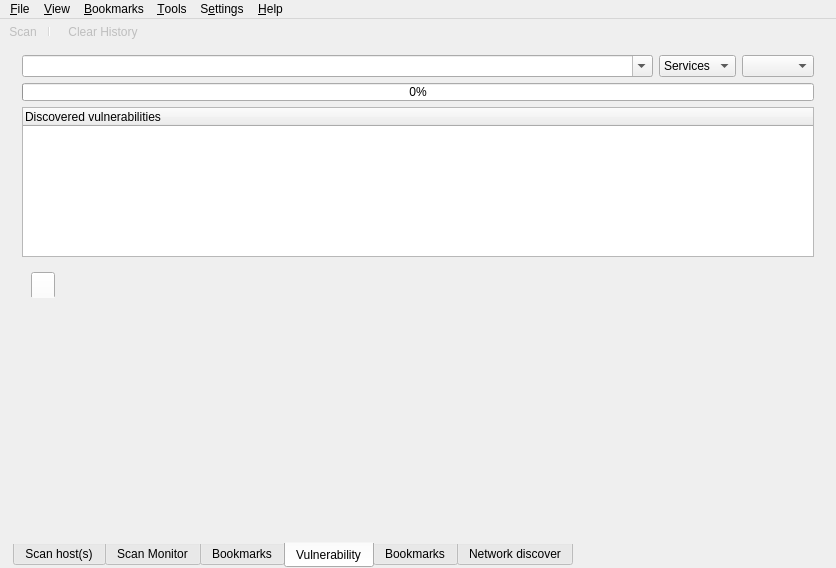
The window that src/app/mainwindow.ui (nmapsi4/nmapsi4) describes before a commit, drawn with Qt 5.
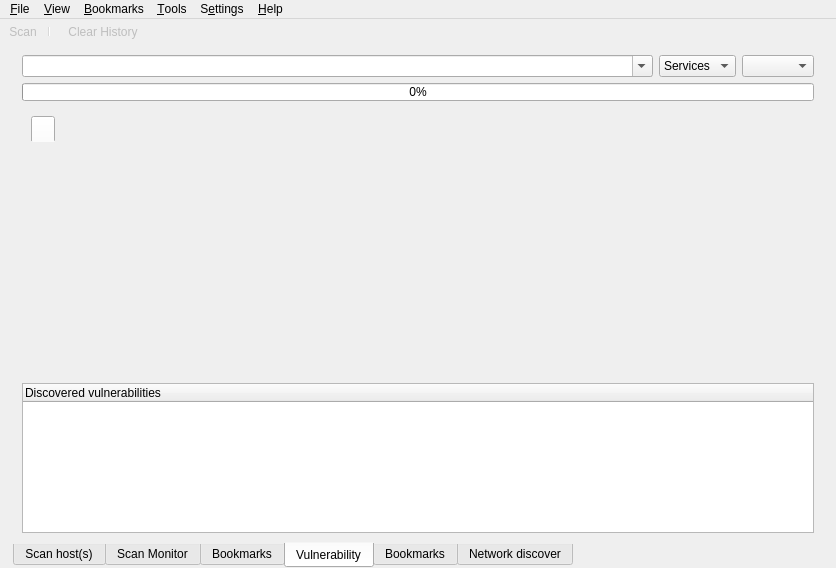
The same window after the commit. The open tabs and pages were chosen to show the change. Icons and pictures are not drawn.

Commit message: update 'discovered vilnerabilities' Ui position.

Patch:
```diff
--- a/src/app/mainwindow.ui
+++ b/src/app/mainwindow.ui
@@ -1195,36 +1195,6 @@
           </item>
          </layout>
         </item>
-        <item>
-         <widget class="QTreeWidget" name="treeVulnNseRecovered">
-          <property name="minimumSize">
-           <size>
-            <width>0</width>
-            <height>150</height>
-           </size>
-          </property>
-          <property name="maximumSize">
-           <size>
-            <width>16777215</width>
-            <height>150</height>
-           </size>
-          </property>
-          <property name="alternatingRowColors">
-           <bool>true</bool>
-          </property>
-          <property name="rootIsDecorated">
-           <bool>false</bool>
-          </property>
-          <property name="itemsExpandable">
-           <bool>false</bool>
-          </property>
-          <column>
-           <property name="text">
-            <string>Discovered vulnerabilities</string>
-           </property>
-          </column>
-         </widget>
-        </item>
         <item>
          <widget class="QFrame" name="frame">
           <property name="sizePolicy">
@@ -1255,6 +1225,36 @@
           </layout>
          </widget>
         </item>
+        <item>
+         <widget class="QTreeWidget" name="treeVulnNseRecovered">
+          <property name="minimumSize">
+           <size>
+            <width>0</width>
+            <height>150</height>
+           </size>
+          </property>
+          <property name="maximumSize">
+           <size>
+            <width>16777215</width>
+            <height>150</height>
+           </size>
+          </property>
+          <property name="alternatingRowColors">
+           <bool>true</bool>
+          </property>
+          <property name="rootIsDecorated">
+           <bool>false</bool>
+          </property>
+          <property name="itemsExpandable">
+           <bool>false</bool>
+          </property>
+          <column>
+           <property name="text">
+            <string>Discovered vulnerabilities</string>
+           </property>
+          </column>
+         </widget>
+        </item>
        </layout>
       </widget>
       <widget class="QWidget" name="tabVulnBookmarks">
```
